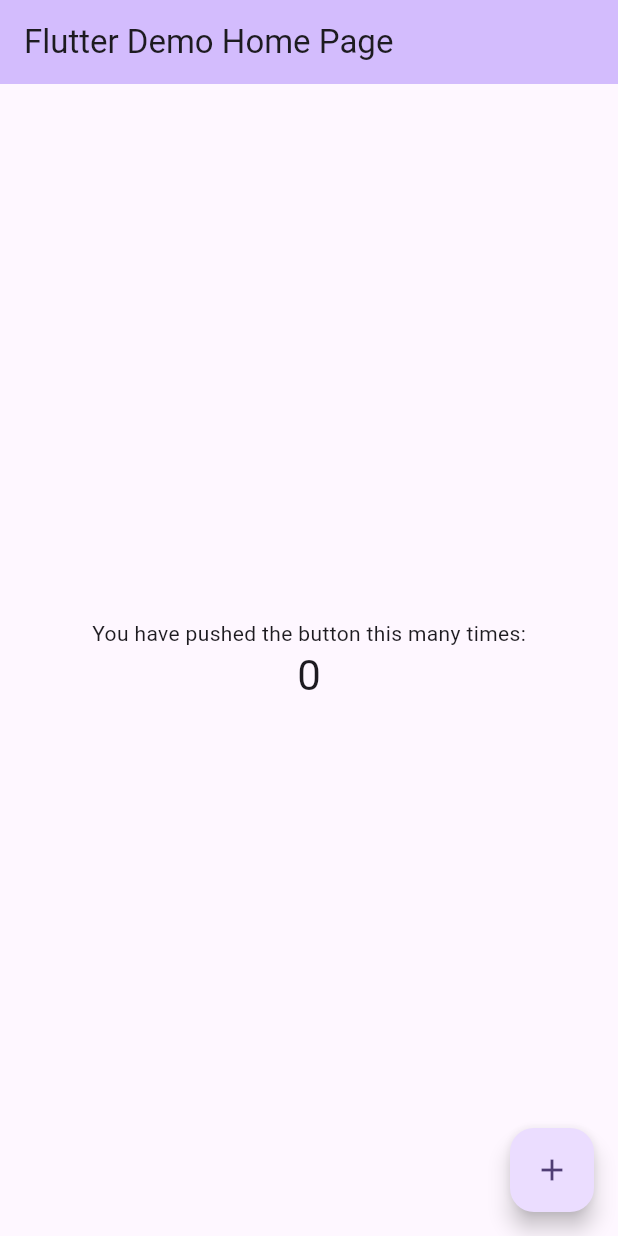
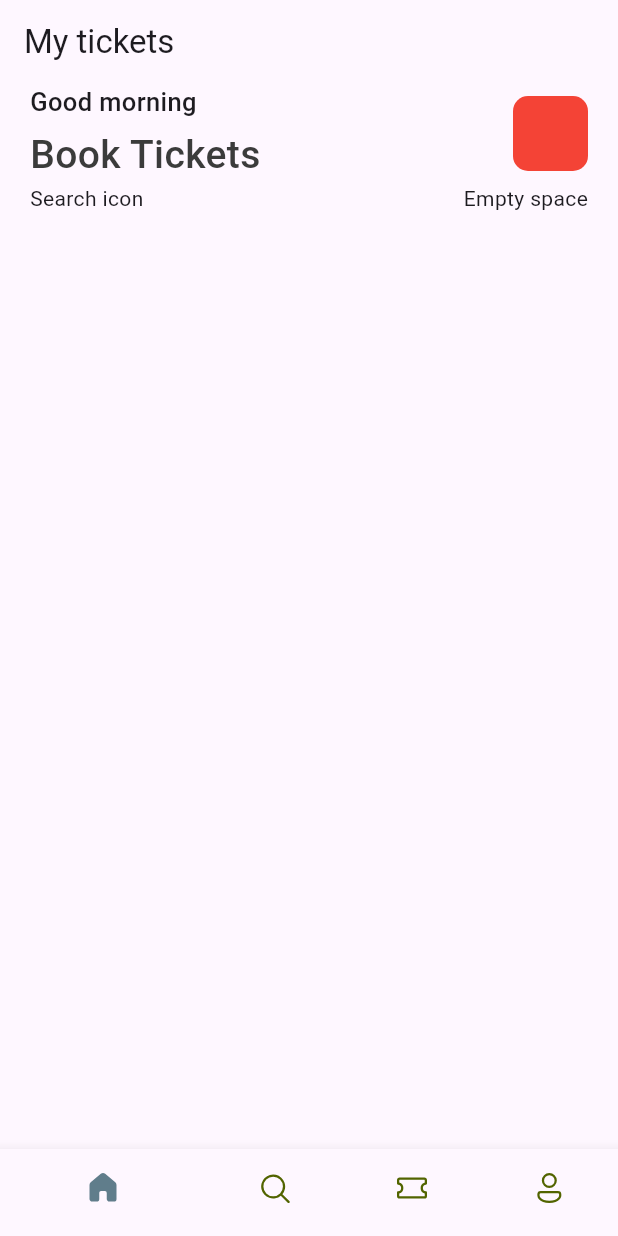
Before and after one commit to 218451LIJIAQI/218451_LI-JIAQI_LAB3, a Flutter app: the screen it shows after launch, on a phone screen of 412 x 824 dp. Run offline on Flutter 3.47's test engine with Material 3 defaults, Android fonts, the phone set to English and light mode, and no system bars; our stand-ins replace fluentui_icons.

Commit message:
更新所有页面内容与样式，完善主界面布局

```diff
--- /dev/null
+++ b/lib/base/bottom_nav_bar.dart
@@ -0,0 +1,72 @@
+import 'package:fluentui_icons/fluentui_icons.dart';
+import 'package:flutter/cupertino.dart';
+import 'package:flutter/material.dart';
+import 'package:ticket_app/screens/home_screen.dart';
+
+class BottomNavBar extends StatefulWidget {
+  const BottomNavBar({Key? key}) : super(key: key);
+
+  @override
+  State<BottomNavBar> createState() => _BottomNavBarState();
+}
+
+class _BottomNavBarState extends State<BottomNavBar> {
+  // list is iterated using index
+  final appScreens = [
+    const HomeScreen(),
+    const Center(child: const Text("Search")),
+    const Center(child: const Text("Tickets")),
+    const Center(child: const Text("Profile")),
+  ];
+
+  // change our index for BottomNavBar
+  int _selectedIndex = 0;
+
+  void _onItemTapped(int index) {
+    setState(() {
+      _selectedIndex = index;
+    });
+  }
+
+
+
+
+  @override
+  Widget build(BuildContext context) {
+    return Scaffold(
+      appBar: AppBar(
+        title: const Text("My tickets"),
+      ), // AppBar
+      body: appScreens[0],
+      bottomNavigationBar: BottomNavigationBar(
+        currentIndex: _selectedIndex,
+        onTap: _onItemTapped,
+        selectedItemColor: Colors.blueGrey,
+        unselectedItemColor: const Color(0xFFF526400),
+        showSelectedLabels: false,
+        items: const [
+          BottomNavigationBarItem(
+            icon: Icon(FluentSystemIcons.ic_fluent_home_regular),
+            activeIcon: Icon(FluentSystemIcons.ic_fluent_home_filled),
+            label: "Home",
+          ),
+          BottomNavigationBarItem(
+            icon: Icon(FluentSystemIcons.ic_fluent_search_regular),
+            activeIcon: Icon(FluentSystemIcons.ic_fluent_search_filled),
+            label: "Search",
+          ),
+          BottomNavigationBarItem(
+            icon: Icon(FluentSystemIcons.ic_fluent_ticket_regular),
+            activeIcon: Icon(FluentSystemIcons.ic_fluent_ticket_filled),
+            label: "Tickets",
+          ),
+          BottomNavigationBarItem(
+            icon: Icon(FluentSystemIcons.ic_fluent_person_regular),
+            activeIcon: Icon(FluentSystemIcons.ic_fluent_person_filled),
+            label: "Profile",
+          ),
+        ],
+      ),
+    );
+  }
+}
--- /dev/null
+++ b/lib/base/res/styles/app_styles.dart
@@ -0,0 +1,18 @@
+import 'package:flutter/material.dart';
+
+Color primary = const Color(0xFF687daf);
+
+class AppStyles {
+  static Color primaryColor = primary;
+  static Color textColor = const Color(0xFF3b3b3b);
+
+  static TextStyle headLineStyle1 = TextStyle(
+    fontSize: 26,
+    fontWeight: FontWeight.w500,
+    color: textColor,
+  );
+  static TextStyle headLineStyle3 = const  TextStyle(
+    fontSize: 17,
+    fontWeight: FontWeight.w500,
+  );
+}
--- a/lib/main.dart
+++ b/lib/main.dart
@@ -1,122 +1,29 @@
 import 'package:flutter/material.dart';
+import 'package:ticket_app/base/bottom_nav_bar.dart';
 
 void main() {
+  var myList = [
+    "Flutter",
+    "Laravel",
+    "PHP"
+  ];
+
+  print("${myList.length}");
   runApp(const MyApp());
 }
 
 class MyApp extends StatelessWidget {
   const MyApp({super.key});
 
-  // This widget is the root of your application.
   @override
   Widget build(BuildContext context) {
     return MaterialApp(
-      title: 'Flutter Demo',
+      title: 'Ticket App',
+      debugShowCheckedModeBanner: false,
       theme: ThemeData(
-        // This is the theme of your application.
-        //
-        // TRY THIS: Try running your application with "flutter run". You'll see
-        // the application has a purple toolbar. Then, without quitting the app,
-        // try changing the seedColor in the colorScheme below to Colors.green
-        // and then invoke "hot reload" (save your changes or press the "hot
-        // reload" button in a Flutter-supported IDE, or press "r" if you used
-        // the command line to start the app).
-        //
-        // Notice that the counter didn't reset back to zero; the application
-        // state is not lost during the reload. To reset the state, use hot
-        // restart instead.
-        //
-        // This works for code too, not just values: Most code changes can be
-        // tested with just a hot reload.
-        colorScheme: ColorScheme.fromSeed(seedColor: Colors.deepPurple),
+        primarySwatch: Colors.blue,
       ),
-      home: const MyHomePage(title: 'Flutter Demo Home Page'),
+      home: const BottomNavBar(),
     );
   }
 }
-
-class MyHomePage extends StatefulWidget {
-  const MyHomePage({super.key, required this.title});
-
-  // This widget is the home page of your application. It is stateful, meaning
-  // that it has a State object (defined below) that contains fields that affect
-  // how it looks.
-
-  // This class is the configuration for the state. It holds the values (in this
-  // case the title) provided by the parent (in this case the App widget) and
-  // used by the build method of the State. Fields in a Widget subclass are
-  // always marked "final".
-
-  final String title;
-
-  @override
-  State<MyHomePage> createState() => _MyHomePageState();
-}
-
-class _MyHomePageState extends State<MyHomePage> {
-  int _counter = 0;
-
-  void _incrementCounter() {
-    setState(() {
-      // This call to setState tells the Flutter framework that something has
-      // changed in this State, which causes it to rerun the build method below
-      // so that the display can reflect the updated values. If we changed
-      // _counter without calling setState(), then the build method would not be
-      // called again, and so nothing would appear to happen.
-      _counter++;
-    });
-  }
-
-  @override
-  Widget build(BuildContext context) {
-    // This method is rerun every time setState is called, for instance as done
-    // by the _incrementCounter method above.
-    //
-    // The Flutter framework has been optimized to make rerunning build methods
-    // fast, so that you can just rebuild anything that needs updating rather
-    // than having to individually change instances of widgets.
-    return Scaffold(
-      appBar: AppBar(
-        // TRY THIS: Try changing the color here to a specific color (to
-        // Colors.amber, perhaps?) and trigger a hot reload to see the AppBar
-        // change color while the other colors stay the same.
-        backgroundColor: Theme.of(context).colorScheme.inversePrimary,
-        // Here we take the value from the MyHomePage object that was created by
-        // the App.build method, and use it to set our appbar title.
-        title: Text(widget.title),
-      ),
-      body: Center(
-        // Center is a layout widget. It takes a single child and positions it
-        // in the middle of the parent.
-        child: Column(
-          // Column is also a layout widget. It takes a list of children and
-          // arranges them vertically. By default, it sizes itself to fit its
-          // children horizontally, and tries to be as tall as its parent.
-          //
-          // Column has various properties to control how it sizes itself and
-          // how it positions its children. Here we use mainAxisAlignment to
-          // center the children vertically; the main axis here is the vertical
-          // axis because Columns are vertical (the cross axis would be
-          // horizontal).
-          //
-          // TRY THIS: Invoke "debug painting" (choose the "Toggle Debug Paint"
-          // action in the IDE, or press "p" in the console), to see the
-          // wireframe for each widget.
-          mainAxisAlignment: MainAxisAlignment.center,
-          children: <Widget>[
-            const Text('You have pushed the button this many times:'),
-            Text(
-              '$_counter',
-              style: Theme.of(context).textTheme.headlineMedium,
-            ),
-          ],
-        ),
-      ),
-      floatingActionButton: FloatingActionButton(
-        onPressed: _incrementCounter,
-        tooltip: 'Increment',
-        child: const Icon(Icons.add),
-      ), // This trailing comma makes auto-formatting nicer for build methods.
-    );
-  }
-}
--- /dev/null
+++ b/lib/screens/home_screen.dart
@@ -0,0 +1,53 @@
+import 'package:flutter/material.dart';
+import '../base/res/styles/app_styles.dart';
+
+class HomeScreen extends StatelessWidget {
+  const HomeScreen({Key? key}) : super(key: key);
+
+  @override
+  Widget build(BuildContext context) {
+    return Scaffold(
+      body: ListView(
+        children: [
+          Container(
+            padding: const EdgeInsets.symmetric(horizontal: 20),
+            child: Center(
+              child: Column(
+                children: [
+                  Row(
+                    mainAxisAlignment: MainAxisAlignment.spaceBetween,
+                    children: [
+                      Column(
+                        crossAxisAlignment: CrossAxisAlignment.start,
+                        children: [
+                          Text("Good morning", style: AppStyles.headLineStyle3),
+                          const SizedBox(height: 5),
+                          Text("Book Tickets", style: AppStyles.headLineStyle1),
+                        ],
+                      ),
+                      Container(
+                        width: 50,
+                        height: 50,
+                        decoration: BoxDecoration(
+                          borderRadius: BorderRadius.circular(10),
+                          color: Colors.red,
+                        ),
+                      ),
+                    ],
+                  ),
+                  const Row(
+                    mainAxisAlignment: MainAxisAlignment.spaceBetween,
+                    children: [
+                      Text("Search icon"),
+                      Text("Empty space"),
+                    ],
+                  ),
+                ],
+              ),
+            ),
+          ),
+        ],
+      ),
+    );
+  }
+}
--- a/pubspec.yaml
+++ b/pubspec.yaml
@@ -34,6 +34,7 @@ dependencies:
   # The following adds the Cupertino Icons font to your application.
   # Use with the CupertinoIcons class for iOS style icons.
   cupertino_icons: ^1.0.8
+  fluentui_icons: ^1.0.0
 
 dev_dependencies:
   flutter_test:
```
Also changed, not shown: pubspec.lock.
